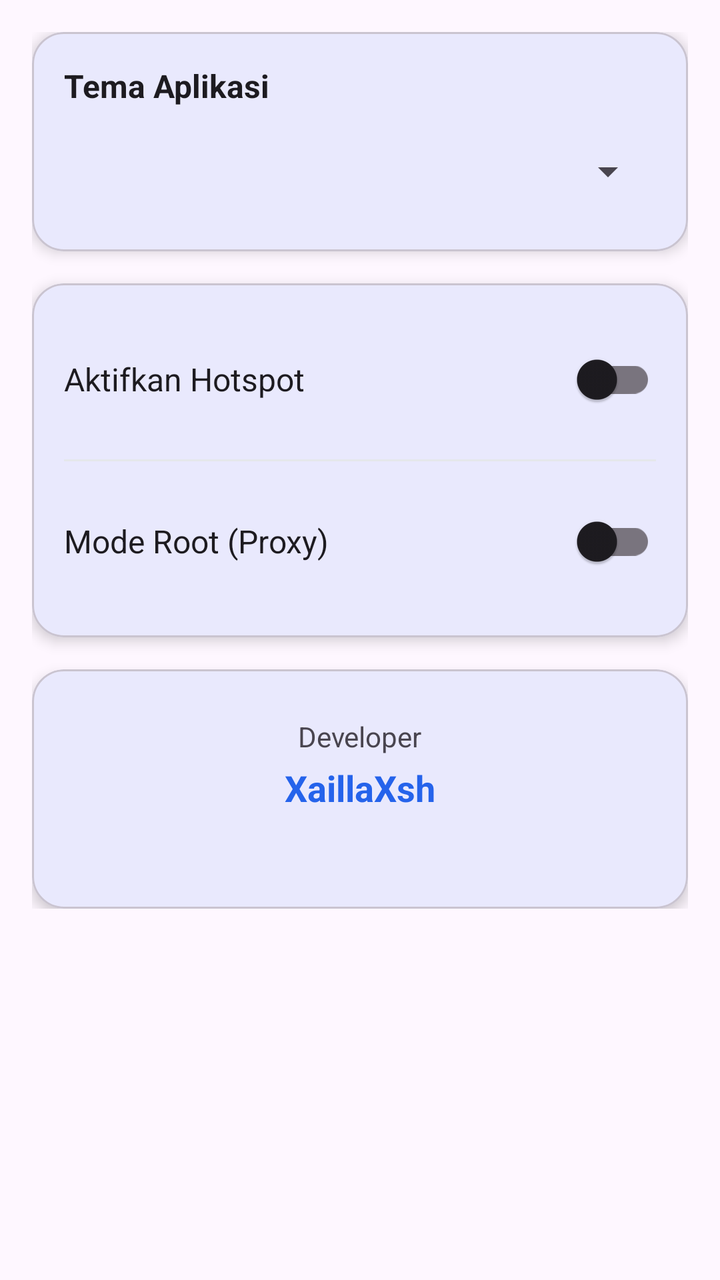
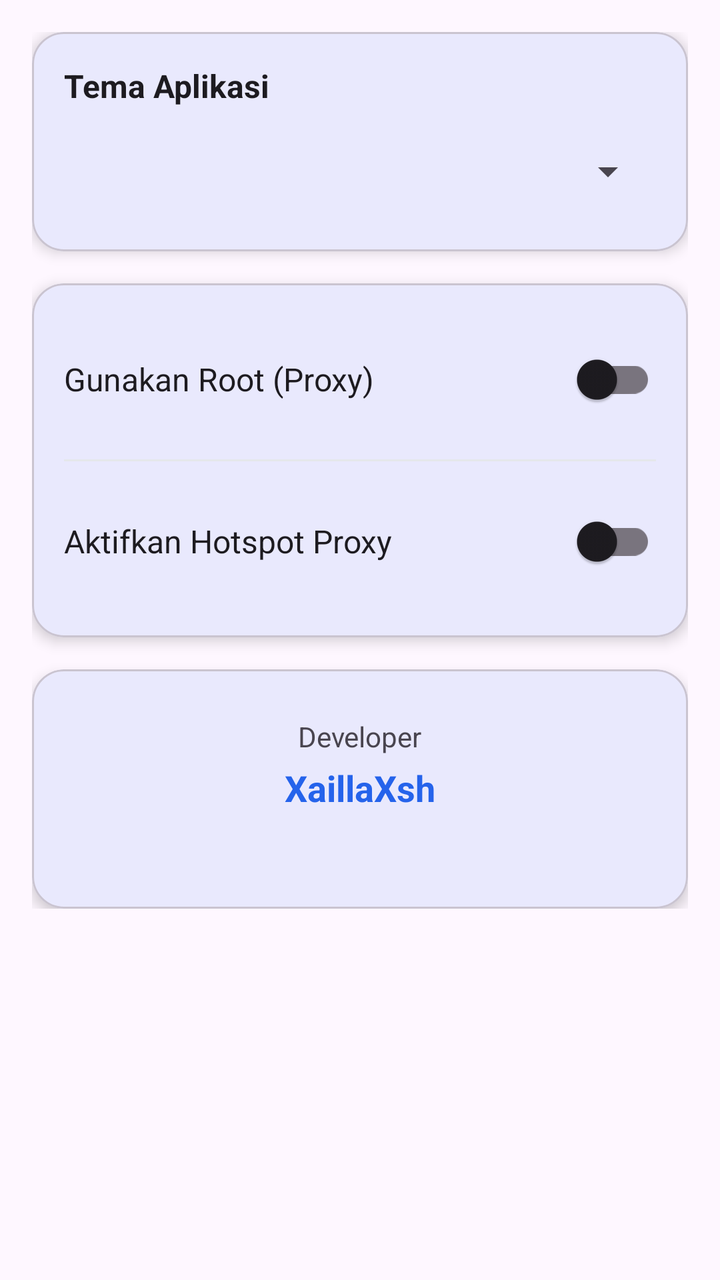

Two renders of the same Android screen: before a commit and after it. Below are the layout's source before the change and the commit's diff.
<!-- AndroidManifest.xml: application theme Theme.XaillaClass -->
<!-- res/layout/fragment_settings.xml -->
<?xml version="1.0" encoding="utf-8"?>
<ScrollView xmlns:android="http://schemas.android.com/apk/res/android"
    xmlns:app="http://schemas.android.com/apk/res-auto"
    android:layout_width="match_parent"
    android:layout_height="match_parent"
    android:background="?android:attr/windowBackground"
    android:padding="16dp">

    <LinearLayout
        android:layout_width="match_parent"
        android:layout_height="wrap_content"
        android:orientation="vertical">

        <com.google.android.material.card.MaterialCardView
            android:layout_width="match_parent"
            android:layout_height="wrap_content"
            app:cardCornerRadius="16dp"
            app:cardElevation="4dp"
            app:cardBackgroundColor="?attr/colorSurface"
            android:layout_marginBottom="16dp">
            
            <LinearLayout
                android:layout_width="match_parent"
                android:layout_height="wrap_content"
                android:orientation="vertical"
                android:padding="16dp">
                
                <TextView
                    android:layout_width="wrap_content"
                    android:layout_height="wrap_content"
                    android:text="Tema Aplikasi"
                    android:textSize="16sp"
                    android:textStyle="bold"
                    android:textColor="?android:attr/textColorPrimary"/>

                <Spinner
                    android:id="@+id/spinnerTheme"
                    android:layout_width="match_parent"
                    android:layout_height="48dp"
                    android:layout_marginTop="8dp"/>
            </LinearLayout>
        </com.google.android.material.card.MaterialCardView>

        <com.google.android.material.card.MaterialCardView
            android:layout_width="match_parent"
            android:layout_height="wrap_content"
            app:cardCornerRadius="16dp"
            app:cardElevation="4dp"
            app:cardBackgroundColor="?attr/colorSurface"
            android:layout_marginBottom="16dp">

            <LinearLayout
                android:layout_width="match_parent"
                android:layout_height="wrap_content"
                android:orientation="vertical"
                android:padding="16dp">

                <LinearLayout
                    android:layout_width="match_parent"
                    android:layout_height="wrap_content"
                    android:orientation="horizontal"
                    android:gravity="center_vertical"
                    android:paddingVertical="8dp">
                    <TextView
                        android:layout_width="0dp"
                        android:layout_height="wrap_content"
                        android:layout_weight="1"
                        android:text="Aktifkan Hotspot"
                        android:textSize="16sp"
                        android:textColor="?android:attr/textColorPrimary"/>
                    <com.google.android.material.switchmaterial.SwitchMaterial
                        android:id="@+id/switchHotspot"
                        android:layout_width="wrap_content"
                        android:layout_height="wrap_content"/>
                </LinearLayout>

                <View
                    android:layout_width="match_parent"
                    android:layout_height="1dp"
                    android:background="#E5E7EB"
                    android:layout_marginVertical="8dp"/>

                <LinearLayout
                    android:layout_width="match_parent"
                    android:layout_height="wrap_content"
                    android:orientation="horizontal"
                    android:gravity="center_vertical"
                    android:paddingVertical="8dp">
                    <TextView
                        android:layout_width="0dp"
                        android:layout_height="wrap_content"
                        android:layout_weight="1"
                        android:text="Mode Root (Proxy)"
                        android:textSize="16sp"
                        android:textColor="?android:attr/textColorPrimary"/>
                    <com.google.android.material.switchmaterial.SwitchMaterial
                        android:id="@+id/switchRoot"
                        android:layout_width="wrap_content"
                        android:layout_height="wrap_content"/>
                </LinearLayout>
            </LinearLayout>
        </com.google.android.material.card.MaterialCardView>

        <com.google.android.material.card.MaterialCardView
            android:layout_width="match_parent"
            android:layout_height="wrap_content"
            app:cardCornerRadius="16dp"
            app:cardElevation="4dp"
            app:cardBackgroundColor="?attr/colorSurface">

            <LinearLayout
                android:layout_width="match_parent"
                android:layout_height="wrap_content"
                android:orientation="vertical"
                android:gravity="center"
                android:padding="24dp">
                
                <TextView
                    android:layout_width="wrap_content"
                    android:layout_height="wrap_content"
                    android:text="Developer"
                    android:textSize="14sp"
                    android:textColor="?android:attr/textColorSecondary"/>
                
                <TextView
                    android:id="@+id/tvDeveloper"
                    android:layout_width="wrap_content"
                    android:layout_height="wrap_content"
                    android:text="XaillaXsh"
                    android:textSize="18sp"
                    android:textStyle="bold"
                    android:textColor="?attr/colorPrimary"
                    android:layout_marginTop="4dp"/>
                
                <TextView
                    android:id="@+id/tvVersion"
                    android:layout_width="wrap_content"
                    android:layout_height="wrap_content"
                    android:textSize="12sp"
                    android:textColor="?android:attr/textColorSecondary"
                    android:layout_marginTop="8dp"/>
            </LinearLayout>
        </com.google.android.material.card.MaterialCardView>
    </LinearLayout>
</ScrollView>
<!-- resources referenced by this layout -->
<resources>
  <style name="Theme.XaillaClass" parent="Theme.Material3.DayNight.NoActionBar">
          <item name="colorPrimary">#2563EB</item>
          <item name="android:statusBarColor">@android:color/transparent</item>
          <item name="android:windowLightStatusBar">true</item>
      </style>
</resources>

<!-- the commit's change to res/layout/fragment_settings.xml (unified diff, before → after) -->
@@ -11,6 +11,7 @@
         android:layout_height="wrap_content"
         android:orientation="vertical">
 
+        
         <com.google.android.material.card.MaterialCardView
             android:layout_width="match_parent"
             android:layout_height="wrap_content"
@@ -18,13 +19,11 @@
             app:cardElevation="4dp"
             app:cardBackgroundColor="?attr/colorSurface"
             android:layout_marginBottom="16dp">
-            
             <LinearLayout
                 android:layout_width="match_parent"
                 android:layout_height="wrap_content"
                 android:orientation="vertical"
                 android:padding="16dp">
-                
                 <TextView
                     android:layout_width="wrap_content"
                     android:layout_height="wrap_content"
@@ -32,7 +31,6 @@
                     android:textSize="16sp"
                     android:textStyle="bold"
                     android:textColor="?android:attr/textColorPrimary"/>
-
                 <Spinner
                     android:id="@+id/spinnerTheme"
                     android:layout_width="match_parent"
@@ -41,6 +39,7 @@
             </LinearLayout>
         </com.google.android.material.card.MaterialCardView>
 
+        
         <com.google.android.material.card.MaterialCardView
             android:layout_width="match_parent"
             android:layout_height="wrap_content"
@@ -48,13 +47,13 @@
             app:cardElevation="4dp"
             app:cardBackgroundColor="?attr/colorSurface"
             android:layout_marginBottom="16dp">
-
             <LinearLayout
                 android:layout_width="match_parent"
                 android:layout_height="wrap_content"
                 android:orientation="vertical"
                 android:padding="16dp">
 
+                
                 <LinearLayout
                     android:layout_width="match_parent"
                     android:layout_height="wrap_content"
@@ -65,11 +64,11 @@
                         android:layout_width="0dp"
                         android:layout_height="wrap_content"
                         android:layout_weight="1"
-                        android:text="Aktifkan Hotspot"
+                        android:text="Gunakan Root (Proxy)"
                         android:textSize="16sp"
                         android:textColor="?android:attr/textColorPrimary"/>
                     <com.google.android.material.switchmaterial.SwitchMaterial
-                        android:id="@+id/switchHotspot"
+                        android:id="@+id/switchRoot"
                         android:layout_width="wrap_content"
                         android:layout_height="wrap_content"/>
                 </LinearLayout>
@@ -80,6 +79,7 @@
                     android:background="#E5E7EB"
                     android:layout_marginVertical="8dp"/>
 
+                
                 <LinearLayout
                     android:layout_width="match_parent"
                     android:layout_height="wrap_content"
@@ -90,38 +90,73 @@
                         android:layout_width="0dp"
                         android:layout_height="wrap_content"
                         android:layout_weight="1"
-                        android:text="Mode Root (Proxy)"
+                        android:text="Aktifkan Hotspot Proxy"
                         android:textSize="16sp"
                         android:textColor="?android:attr/textColorPrimary"/>
                     <com.google.android.material.switchmaterial.SwitchMaterial
-                        android:id="@+id/switchRoot"
+                        android:id="@+id/switchHotspot"
                         android:layout_width="wrap_content"
                         android:layout_height="wrap_content"/>
                 </LinearLayout>
+
+                
+                <LinearLayout
+                    android:id="@+id/layoutInfoHotspot"
+                    android:layout_width="match_parent"
+                    android:layout_height="wrap_content"
+                    android:orientation="vertical"
+                    android:layout_marginTop="12dp"
+                    android:padding="12dp"
+                    android:background="#EFF6FF"
+                    android:visibility="gone">
+                    <TextView
+                        android:layout_width="wrap_content"
+                        android:layout_height="wrap_content"
+                        android:text="Info Proxy Hotspot (Untuk HP Client):"
+                        android:textSize="12sp"
+                        android:textStyle="bold"
+                        android:textColor="#1E3A8A"/>
+                    <TextView
+                        android:id="@+id/tvHotspotIp"
+                        android:layout_width="wrap_content"
+                        android:layout_height="wrap_content"
+                        android:layout_marginTop="4dp"
+                        android:text="IP: -"
+                        android:textSize="14sp"
+                        android:fontFamily="monospace"
+                        android:textColor="#1E40AF"/>
+                    <TextView
+                        android:id="@+id/tvHotspotPort"
+                        android:layout_width="wrap_content"
+                        android:layout_height="wrap_content"
+                        android:text="Port: -"
+                        android:textSize="14sp"
+                        android:fontFamily="monospace"
+                        android:textColor="#1E40AF"/>
+                </LinearLayout>
+
             </LinearLayout>
         </com.google.android.material.card.MaterialCardView>
 
+        
         <com.google.android.material.card.MaterialCardView
             android:layout_width="match_parent"
             android:layout_height="wrap_content"
             app:cardCornerRadius="16dp"
             app:cardElevation="4dp"
             app:cardBackgroundColor="?attr/colorSurface">
-
             <LinearLayout
                 android:layout_width="match_parent"
                 android:layout_height="wrap_content"
                 android:orientation="vertical"
                 android:gravity="center"
                 android:padding="24dp">
-                
                 <TextView
                     android:layout_width="wrap_content"
                     android:layout_height="wrap_content"
                     android:text="Developer"
                     android:textSize="14sp"
                     android:textColor="?android:attr/textColorSecondary"/>
-                
                 <TextView
                     android:id="@+id/tvDeveloper"
                     android:layout_width="wrap_content"
@@ -131,7 +166,6 @@
                     android:textStyle="bold"
                     android:textColor="?attr/colorPrimary"
                     android:layout_marginTop="4dp"/>
-                
                 <TextView
                     android:id="@+id/tvVersion"
                     android:layout_width="wrap_content"
